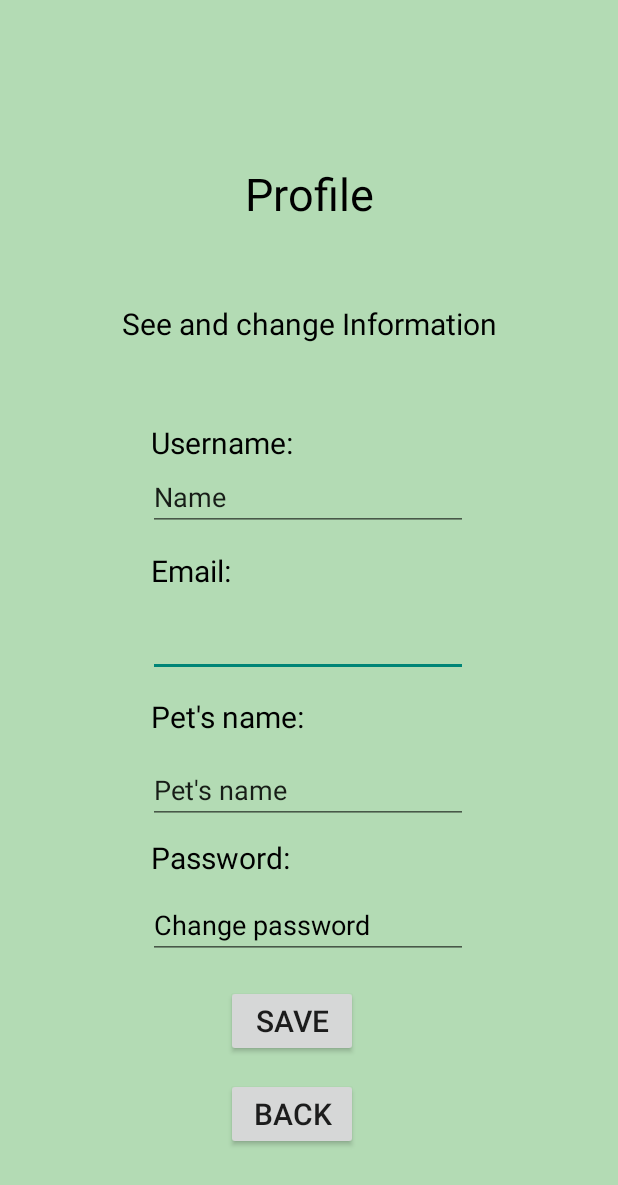
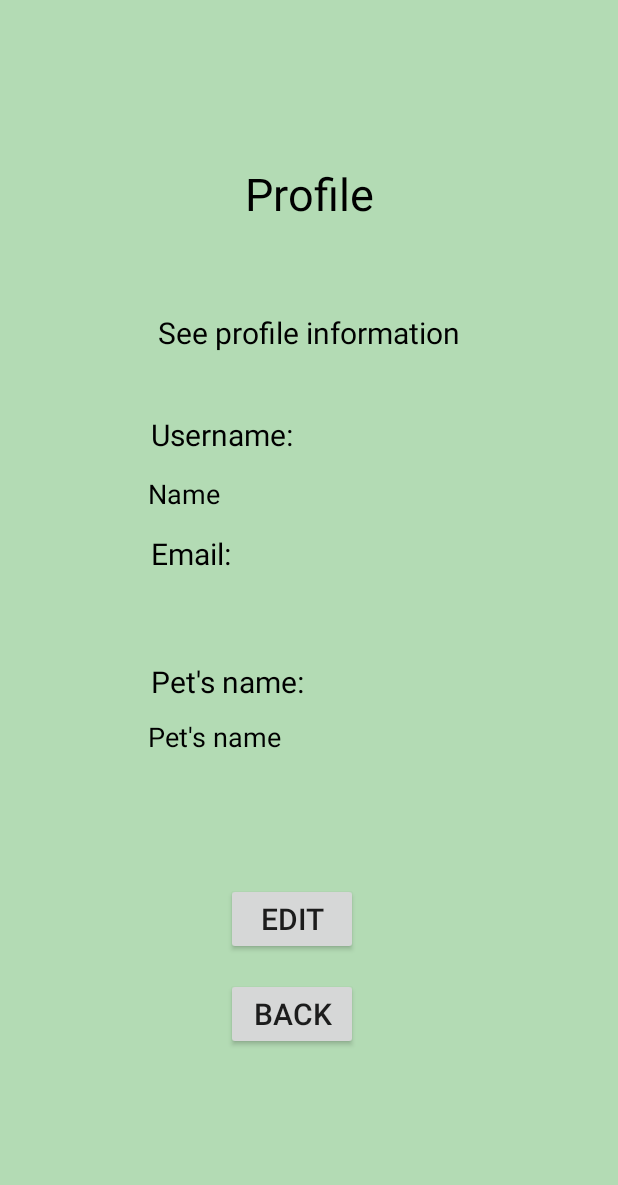
Before and after one commit to iitaellu/playWithHestia, an Android app: the ProfileActivity screen opened directly, with no data from a screen before it, on a phone screen of 412 x 824 dp. Shown: the top 1185 px of the screen. Run offline under Robolectric (Android 15) with nearby library versions, the phone set to English and light mode, and no system bars; our stand-ins replace Firebase (no records; nobody signed in at launch, a user with empty details on screens opened directly); 2 statements that could not run were skipped.

Commit message:
EditProfile activity created and now user can change user name and pet's name

```diff
--- a/app/src/main/AndroidManifest.xml
+++ b/app/src/main/AndroidManifest.xml
@@ -11,7 +11,8 @@
         android:roundIcon="@mipmap/ic_launcher_round"
         android:supportsRtl="true"
         android:theme="@style/Theme.AppCompat.Light.NoActionBar">
-        <activity android:name=".ToyInfo"></activity>
+        <activity android:name=".EditProfile"></activity>
+        <activity android:name=".ToyInfo" />
         <activity android:name=".ToyDetails" />
         <activity android:name=".SettingsActivity" />
         <activity android:name=".ProfileActivity" />
--- a/app/src/main/java/com/example/playwithhestia/ProfileActivity.java
+++ b/app/src/main/java/com/example/playwithhestia/ProfileActivity.java
@@ -6,7 +6,7 @@ import android.content.Intent;
 import android.os.Bundle;
 import android.view.View;
 import android.widget.Button;
-import android.widget.EditText;
+import android.widget.TextView;
 import android.widget.Toast;
 
 import com.google.firebase.auth.FirebaseAuth;
@@ -27,25 +27,25 @@ public class ProfileActivity extends AppCompatActivity {
         super.onCreate(savedInstanceState);
         setContentView(R.layout.activity_profile);
 
-        Button saveButton = (Button) findViewById(R.id.saveButton);
+        Button editButton = (Button) findViewById(R.id.editButton);
         Button backButton = (Button) findViewById(R.id.backButton);
         FirebaseAuth fAuth = FirebaseAuth.getInstance();
         String person = fAuth.getCurrentUser().getUid();
 
-        EditText username = (EditText) findViewById(R.id.userNameEditText);
-        EditText email = (EditText) findViewById(R.id.emailEditText);
-        EditText pet = (EditText) findViewById(R.id.petNameEditText);
-        EditText password = (EditText) findViewById(R.id.passwordEditText);
+        TextView username = (TextView) findViewById(R.id.userNameText);
+        TextView email = (TextView) findViewById(R.id.emailText);
+        TextView pet = (TextView) findViewById(R.id.petNameText);
 
         String[] userInfo = readFile(personInfo, person);
-        username.setText(userInfo[2]);
-        pet.setText(userInfo[3]);
+        username.setText(userInfo[1]);
+        pet.setText(userInfo[2]);
         email.setText(fAuth.getCurrentUser().getEmail());
 
-        saveButton.setOnClickListener(new View.OnClickListener() {
+        editButton.setOnClickListener(new View.OnClickListener() {
             @Override
             public void onClick(View view) {
-                Toast.makeText(getApplicationContext(), "Changes saved", Toast.LENGTH_LONG).show();
+                Intent startIntent = new Intent(getApplicationContext(), EditProfile.class);
+                startActivity(startIntent);
             }
         });
 
--- a/app/src/main/java/com/example/playwithhestia/SignInActivity.java
+++ b/app/src/main/java/com/example/playwithhestia/SignInActivity.java
@@ -51,7 +51,6 @@ public class SignInActivity extends AppCompatActivity {
         EditText password = (EditText) findViewById(R.id.editPassword);
 
         FirebaseAuth fAuth = (FirebaseAuth) FirebaseAuth.getInstance();
-        //ProgressBar progressBar =(ProgressBar) findViewById(R.id.rogressBar);
         FirebaseFirestore fStore = (FirebaseFirestore) FirebaseFirestore.getInstance();
 
         Button backButton = (Button) findViewById(R.id.backButtonSignIn);
@@ -150,7 +149,7 @@ public class SignInActivity extends AppCompatActivity {
         try (FileWriter fw = new FileWriter(this.getFilesDir().getPath() +"/"+ person+fileName, true)) {
             BufferedWriter writer = new BufferedWriter(fw);
             Calendar calendar = Calendar.getInstance();
-            SimpleDateFormat format = new SimpleDateFormat("dd.MM.yyyy;HH:mm");
+            SimpleDateFormat format = new SimpleDateFormat("dd.MM.yyyy");
             String date = format.format(calendar.getTime());
             writer.append(date+";"+newname+";");
             writer.flush();
--- a/app/src/main/res/layout/activity_profile.xml
+++ b/app/src/main/res/layout/activity_profile.xml
@@ -20,35 +20,22 @@
         app:layout_constraintTop_toTopOf="parent"
         app:layout_constraintVertical_bias="0.139" />
 
-    <EditText
-        android:id="@+id/emailEditText"
+    <TextView
+        android:id="@+id/emailText"
         android:layout_width="wrap_content"
         android:layout_height="wrap_content"
         android:ems="10"
         android:inputType="textPersonName"
         android:text="Email"
+        android:textColor="#000000"
         android:textColorHint="#000000"
+        android:textSize="18dp"
         app:layout_constraintBottom_toBottomOf="parent"
         app:layout_constraintEnd_toEndOf="parent"
         app:layout_constraintHorizontal_bias="0.497"
         app:layout_constraintStart_toStartOf="parent"
         app:layout_constraintTop_toTopOf="parent"
-        app:layout_constraintVertical_bias="0.521" />
-
-    <EditText
-        android:id="@+id/passwordEditText"
-        android:layout_width="wrap_content"
-        android:layout_height="wrap_content"
-        android:ems="10"
-        android:hint="Change password"
-        android:inputType="textPassword"
-        android:textColorHint="#000000"
-        app:layout_constraintBottom_toBottomOf="parent"
-        app:layout_constraintEnd_toEndOf="parent"
-        app:layout_constraintHorizontal_bias="0.497"
-        app:layout_constraintStart_toStartOf="parent"
-        app:layout_constraintTop_toTopOf="parent"
-        app:layout_constraintVertical_bias="0.763" />
+        app:layout_constraintVertical_bias="0.495" />
 
     <TextView
         android:id="@+id/textView6"
@@ -57,21 +44,23 @@
         android:text="Username:"
         android:textColor="#000000"
         android:textSize="20sp"
-        app:layout_constraintBottom_toTopOf="@+id/userNameEditText"
+        app:layout_constraintBottom_toTopOf="@+id/userNameText"
         app:layout_constraintEnd_toEndOf="parent"
         app:layout_constraintHorizontal_bias="0.317"
         app:layout_constraintStart_toStartOf="parent"
         app:layout_constraintTop_toBottomOf="@+id/textView5"
-        app:layout_constraintVertical_bias="1.0" />
+        app:layout_constraintVertical_bias="0.75" />
 
-    <EditText
-        android:id="@+id/userNameEditText"
+    <TextView
+        android:id="@+id/userNameText"
         android:layout_width="wrap_content"
         android:layout_height="wrap_content"
         android:ems="10"
         android:inputType="textPersonName"
         android:text="Name"
+        android:textColor="#000000"
         android:textColorHint="#000000"
+        android:textSize="18dp"
         app:layout_constraintBottom_toBottomOf="parent"
         app:layout_constraintEnd_toEndOf="parent"
         app:layout_constraintHorizontal_bias="0.497"
@@ -80,30 +69,30 @@
         app:layout_constraintVertical_bias="0.396" />
 
     <TextView
-        android:id="@+id/textView10"
-        android:layout_width="wrap_content"
-        android:layout_height="wrap_content"
-        android:text="Password:"
-        android:textColor="#000000"
-        android:textSize="20sp"
-        app:layout_constraintBottom_toTopOf="@+id/passwordEditText"
-        app:layout_constraintEnd_toEndOf="parent"
-        app:layout_constraintHorizontal_bias="0.315"
-        app:layout_constraintStart_toStartOf="parent"
-        app:layout_constraintTop_toBottomOf="@+id/petNameEditText" />
-
-    <TextView
         android:id="@+id/textView7"
         android:layout_width="wrap_content"
         android:layout_height="wrap_content"
         android:text="Email:"
         android:textColor="#000000"
         android:textSize="20sp"
-        app:layout_constraintBottom_toTopOf="@+id/emailEditText"
+        app:layout_constraintBottom_toTopOf="@+id/emailText"
         app:layout_constraintEnd_toEndOf="parent"
         app:layout_constraintHorizontal_bias="0.28"
         app:layout_constraintStart_toStartOf="parent"
-        app:layout_constraintTop_toBottomOf="@+id/userNameEditText" />
+        app:layout_constraintTop_toBottomOf="@+id/userNameText" />
+
+    <Button
+        android:id="@+id/editButton"
+        android:layout_width="wrap_content"
+        android:layout_height="wrap_content"
+        android:text="edit"
+        android:textSize="20sp"
+        app:layout_constraintBottom_toBottomOf="parent"
+        app:layout_constraintEnd_toEndOf="parent"
+        app:layout_constraintHorizontal_bias="0.464"
+        app:layout_constraintStart_toStartOf="parent"
+        app:layout_constraintTop_toTopOf="parent"
+        app:layout_constraintVertical_bias="0.759" />
 
     <Button
         android:id="@+id/backButton"
@@ -116,20 +105,7 @@
         app:layout_constraintHorizontal_bias="0.464"
         app:layout_constraintStart_toStartOf="parent"
         app:layout_constraintTop_toTopOf="parent"
-        app:layout_constraintVertical_bias="0.926" />
-
-    <Button
-        android:id="@+id/saveButton"
-        android:layout_width="wrap_content"
-        android:layout_height="wrap_content"
-        android:text="Save"
-        android:textSize="20sp"
-        app:layout_constraintBottom_toBottomOf="parent"
-        app:layout_constraintEnd_toEndOf="parent"
-        app:layout_constraintHorizontal_bias="0.464"
-        app:layout_constraintStart_toStartOf="parent"
-        app:layout_constraintTop_toTopOf="parent"
-        app:layout_constraintVertical_bias="0.846" />
+        app:layout_constraintVertical_bias="0.84" />
 
     <TextView
         android:id="@+id/textView8"
@@ -138,35 +114,38 @@
         android:text="Pet's name:"
         android:textColor="#000000"
         android:textSize="20sp"
-        app:layout_constraintBottom_toTopOf="@+id/petNameEditText"
+        app:layout_constraintBottom_toTopOf="@+id/petNameText"
         app:layout_constraintEnd_toEndOf="parent"
         app:layout_constraintHorizontal_bias="0.324"
         app:layout_constraintStart_toStartOf="parent"
-        app:layout_constraintTop_toBottomOf="@+id/emailEditText" />
+        app:layout_constraintTop_toBottomOf="@+id/emailText"
+        app:layout_constraintVertical_bias="0.652" />
 
-    <EditText
-        android:id="@+id/petNameEditText"
+    <TextView
+        android:id="@+id/petNameText"
         android:layout_width="wrap_content"
         android:layout_height="wrap_content"
         android:ems="10"
         android:inputType="textPersonName"
         android:text="Pet's name"
+        android:textColor="#000000"
         android:textColorHint="#000000"
+        android:textSize="18dp"
         app:layout_constraintBottom_toBottomOf="parent"
         app:layout_constraintEnd_toEndOf="parent"
         app:layout_constraintHorizontal_bias="0.497"
         app:layout_constraintStart_toStartOf="parent"
         app:layout_constraintTop_toTopOf="parent"
-        app:layout_constraintVertical_bias="0.647" />
+        app:layout_constraintVertical_bias="0.599" />
 
     <TextView
         android:id="@+id/textView5"
         android:layout_width="wrap_content"
         android:layout_height="wrap_content"
-        android:text="See and change Information"
+        android:text="See profile information"
         android:textColor="#000000"
         android:textSize="20sp"
-        app:layout_constraintBottom_toTopOf="@+id/userNameEditText"
+        app:layout_constraintBottom_toTopOf="@+id/userNameText"
         app:layout_constraintEnd_toEndOf="parent"
         app:layout_constraintStart_toStartOf="parent"
         app:layout_constraintTop_toTopOf="parent"
```
Also changed, not shown: app/src/main/java/com/example/playwithhestia/EditProfile.java (added, +140 -0 lines), app/src/main/java/com/example/playwithhestia/MainActivity.java (+0 -19 lines), app/src/main/res/layout/activity_choose_pet.xml (+8 -6 lines), app/src/main/res/layout/activity_edit_profile.xml (added, +173 -0 lines).
